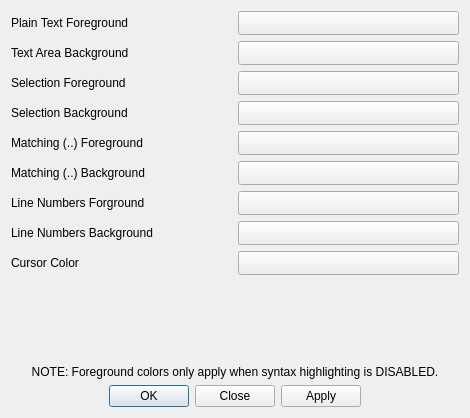
Qt form src/DialogColors.ui (eteran/nedit-ng) before a commit.
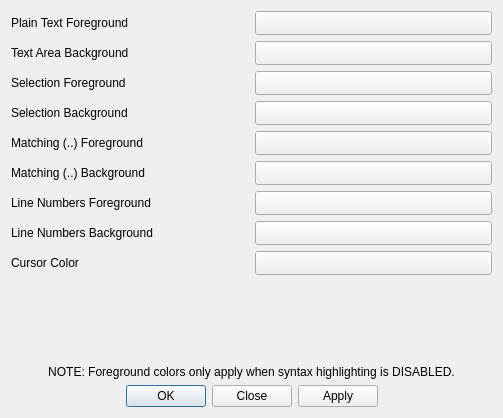
The same form after that commit.

Commit message: fixed a spelling error made builds reproducable by removing date/time of build from about

Patch:
```diff
--- a/src/DialogColors.ui
+++ b/src/DialogColors.ui
@@ -6,7 +6,7 @@
    <rect>
     <x>0</x>
     <y>0</y>
-    <width>470</width>
+    <width>503</width>
     <height>418</height>
    </rect>
   </property>
@@ -127,7 +127,7 @@
      <item>
       <widget class="QLabel" name="label_6">
        <property name="text">
-        <string>Line Numbers Forground</string>
+        <string>Line Numbers Foreground</string>
        </property>
       </widget>
      </item>
```
The commit also changes 2 other files.
